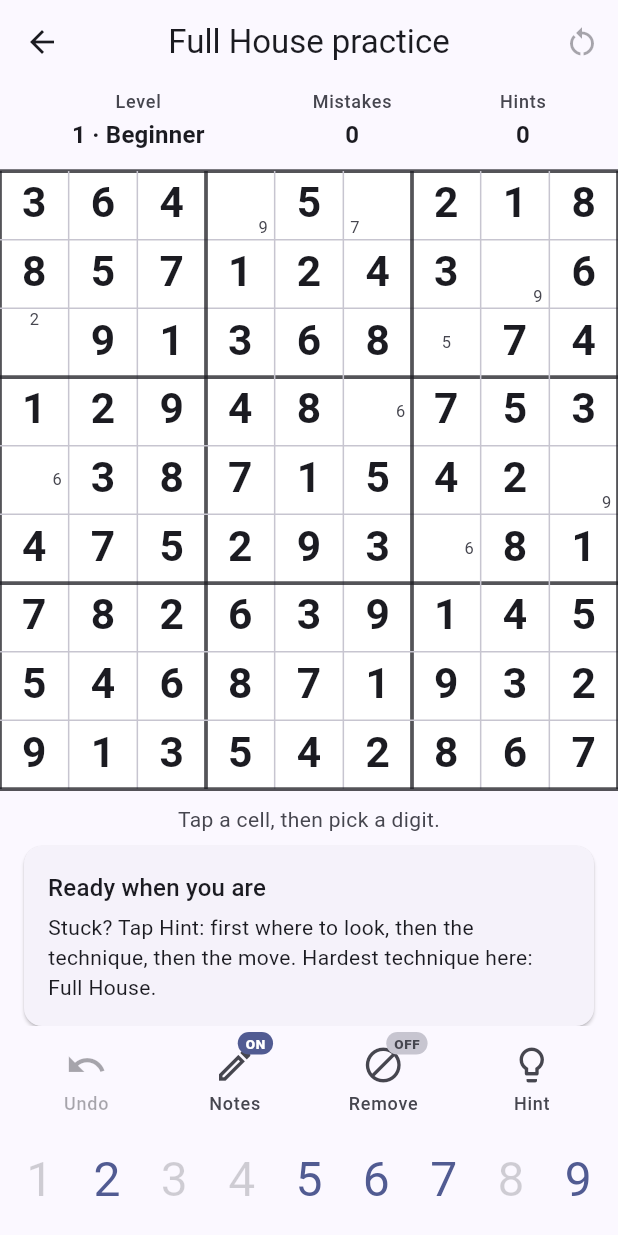
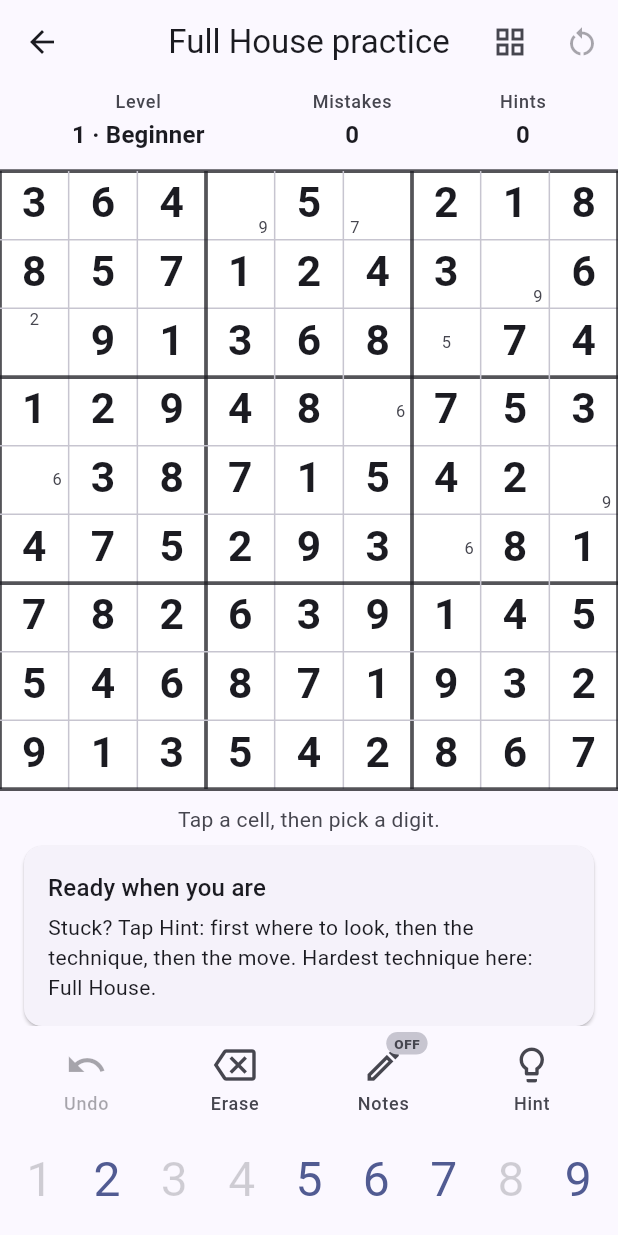
Before and after one commit to johnkg/sudoku-solver, a Flutter app: the SolveScreen screen opened directly with sample values from the repository, on a phone screen of 412 x 824 dp. Run offline on Flutter 3.47's test engine with Material 3 defaults, Android fonts, the phone set to English and light mode, and no system bars; our stand-ins replace shared_preferences; accounts and stored records are empty.

Commit message:
Let players enter wrong digits and edit notes
Wrong digits are shown in red, counted as mistakes and can be erased.
Notes mode toggles individual pencil marks; the show/hide marks toggle
moves back to the app bar.

Co-Authored-By: Claude Sonnet 5.5 <noreply@anthropic.com>
Claude-Session: https://claude.ai/code/session_01A5ARPcVpSTN9vK4K7NbA95

```diff
--- a/lib/ui/board_view.dart
+++ b/lib/ui/board_view.dart
@@ -12,6 +12,7 @@ class BoardView extends StatelessWidget {
     this.step,
     this.candidateFocus,
     this.selected,
+    this.wrong = const {},
     this.onCellTap,
   });
 
@@ -26,6 +27,9 @@ class BoardView extends StatelessWidget {
 
   /// The cell the player has selected, if any.
   final int? selected;
+
+  /// Wrong digits the player typed, drawn in red.
+  final Map<int, int> wrong;
 
   /// Called with a cell index when the player taps the board.
   final ValueChanged<int>? onCellTap;
@@ -59,6 +63,7 @@ class BoardView extends StatelessWidget {
                 step: step,
                 candidateFocus: candidateFocus,
                 selected: selected,
+                wrong: wrong,
                 scheme: Theme.of(context).colorScheme,
               ),
             ),
@@ -77,6 +82,7 @@ class _BoardPainter extends CustomPainter {
     required this.step,
     required this.candidateFocus,
     required this.selected,
+    required this.wrong,
     required this.scheme,
   });
 
@@ -86,6 +92,7 @@ class _BoardPainter extends CustomPainter {
   final Step? step;
   final Step? candidateFocus;
   final int? selected;
+  final Map<int, int> wrong;
   final ColorScheme scheme;
 
   @override
@@ -170,6 +177,17 @@ class _BoardPainter extends CustomPainter {
           fontSize: cell * 0.62,
           color: givens.contains(c) ? scheme.onSurface : scheme.primary,
           weight: givens.contains(c) ? FontWeight.w700 : FontWeight.w500,
+        );
+        continue;
+      }
+      if (wrong.containsKey(c)) {
+        _text(
+          canvas,
+          '${wrong[c]}',
+          rect.center,
+          fontSize: cell * 0.62,
+          color: scheme.error,
+          weight: FontWeight.w500,
         );
         continue;
       }
--- a/lib/ui/solve_controller.dart
+++ b/lib/ui/solve_controller.dart
@@ -3,8 +3,9 @@ import 'package:flutter/foundation.dart';
 import '../engine/engine.dart';
 import 'hint_ladder.dart';
 
-/// What a digit button does to the selected cell.
-enum EntryMode { place, remove }
+/// What a digit button does to the selected cell: place the digit, or toggle
+/// it as a note (pencil mark).
+enum EntryMode { place, notes }
 
 /// State of one puzzle session: the board, the player's moves, hints from the
 /// solver, and history for undo.
@@ -42,6 +43,12 @@ class SolveController extends ChangeNotifier {
   bool showCandidates = true;
 
   int? selected;
+
+  /// Wrong digits the player typed, by cell. They are shown in red and kept
+  /// off the board, so the solver and hints keep working. Placing the right
+  /// digit, erasing, undo and restart clear them.
+  final Map<int, int> wrong = {};
+
   EntryMode mode = EntryMode.place;
   int mistakes = 0;
   int hintsUsed = 0;
@@ -169,7 +176,18 @@ class SolveController extends ChangeNotifier {
     } else if (mode == EntryMode.place) {
       _place(cell, digit);
     } else {
-      _remove(cell, digit);
+      _toggleNote(cell, digit);
+    }
+    notifyListeners();
+  }
+
+  /// Clears a wrong digit from the selected cell.
+  void erase() {
+    final cell = selected;
+    if (cell != null && wrong.remove(cell) != null) {
+      _clearMessage();
+    } else {
+      _say('Nothing to erase.');
     }
     notifyListeners();
   }
@@ -177,11 +195,13 @@ class SolveController extends ChangeNotifier {
   void _place(int cell, int digit) {
     if (!hasDigit(_board.candidates[cell], digit)) {
       mistakes++;
+      wrong[cell] = digit;
       _say(_whyNotCandidate(cell, digit), error: true);
       return;
     }
     if (solution.values[cell] != digit) {
       mistakes++;
+      wrong[cell] = digit;
       _say(
         'Not $digit. It breaks no rule yet, but the puzzle cannot be '
         'finished with $digit in ${Board.cellName(cell)}.',
@@ -191,14 +211,27 @@ class SolveController extends ChangeNotifier {
     }
     _push(null);
     _board.place(cell, digit);
+    wrong.remove(cell);
     _dropHint();
     _stuck = false;
     _clearMessage();
   }
 
-  void _remove(int cell, int digit) {
+  /// Notes mode: a note that is there is ruled out, one that is not comes
+  /// back, as long as no peer already holds that digit.
+  void _toggleNote(int cell, int digit) {
     if (!hasDigit(_board.candidates[cell], digit)) {
-      _say('$digit is not a candidate in ${Board.cellName(cell)}.');
+      for (final peer in Board.peers[cell]) {
+        if (_board.values[peer] == digit) {
+          _say(_whyNotCandidate(cell, digit));
+          return;
+        }
+      }
+      _push(null);
+      _board.candidates[cell] |= digitBit(digit);
+      _dropHint();
+      _stuck = false;
+      _clearMessage();
       return;
     }
     if (solution.values[cell] == digit) {
@@ -233,6 +266,7 @@ class SolveController extends ChangeNotifier {
     if (_history.isEmpty) return;
     final last = _history.removeLast();
     _board = last.board;
+    wrong.clear();
     _dropHint();
     _stuck = false;
     _clearMessage();
@@ -242,6 +276,7 @@ class SolveController extends ChangeNotifier {
   void restart() {
     _board = _start.copy();
     _history.clear();
+    wrong.clear();
     _dropHint();
     _stuck = false;
     selected = null;
--- a/lib/ui/solve_screen.dart
+++ b/lib/ui/solve_screen.dart
@@ -161,6 +161,17 @@ class _SolveScreenState extends State<SolveScreen> {
           title: Text(widget.puzzle.title),
           actions: [
             IconButton(
+              tooltip: controller.showCandidates
+                  ? 'Hide pencil marks'
+                  : 'Show pencil marks',
+              icon: Icon(
+                controller.showCandidates
+                    ? Icons.grid_view
+                    : Icons.grid_view_outlined,
+              ),
+              onPressed: controller.toggleCandidates,
+            ),
+            IconButton(
               tooltip: 'Start over',
               icon: const Icon(Icons.restart_alt),
               onPressed: controller.canUndo || controller.pending != null
@@ -186,6 +197,7 @@ class _SolveScreenState extends State<SolveScreen> {
                   showCandidates: controller.showCandidates,
                   step: controller.shown,
                   selected: controller.selected,
+                  wrong: controller.wrong,
                   onCellTap: controller.select,
                 );
                 final status = _StatusLine(controller: controller);
@@ -332,7 +344,7 @@ class _StatusLine extends StatelessWidget {
             : controller.mode == EntryMode.place
             ? 'Pick the digit that goes in '
                   '${Board.cellName(controller.selected!)}.'
-            : 'Pick a candidate to rule out in '
+            : 'Tap a digit to add or remove it as a note in '
                   '${Board.cellName(controller.selected!)}.');
 
     return Padding(
@@ -359,7 +371,7 @@ class _ToolBar extends StatelessWidget {
   @override
   Widget build(BuildContext context) {
     if (controller.solved) return const SizedBox.shrink();
-    final removing = controller.mode == EntryMode.remove;
+    final notes = controller.mode == EntryMode.notes;
 
     return Padding(
       padding: const EdgeInsets.symmetric(horizontal: 8, vertical: 4),
@@ -375,26 +387,20 @@ class _ToolBar extends StatelessWidget {
           ),
           Expanded(
             child: _ToolButton(
-              tooltip: controller.showCandidates
-                  ? 'Hide pencil marks'
-                  : 'Show pencil marks',
-              label: 'Notes',
-              icon: Icons.edit_outlined,
-              badge: controller.showCandidates ? 'ON' : 'OFF',
-              onPressed: controller.toggleCandidates,
+              tooltip: 'Erase',
+              label: 'Erase',
+              icon: Icons.backspace_outlined,
+              onPressed: controller.erase,
             ),
           ),
           Expanded(
             child: _ToolButton(
-              tooltip: removing
-                  ? 'Switch to placing digits'
-                  : 'Switch to removing candidates',
-              label: 'Remove',
-              icon: Icons.block,
-              badge: removing ? 'ON' : 'OFF',
-              onPressed: () => controller.setMode(
-                removing ? EntryMode.place : EntryMode.remove,
-              ),
+              tooltip: notes ? 'Switch to placing digits' : 'Edit notes',
+              label: 'Notes',
+              icon: Icons.edit_outlined,
+              badge: notes ? 'ON' : 'OFF',
+              onPressed: () =>
+                  controller.setMode(notes ? EntryMode.place : EntryMode.notes),
             ),
           ),
           Expanded(
```
Also changed, not shown: 1 other file.
